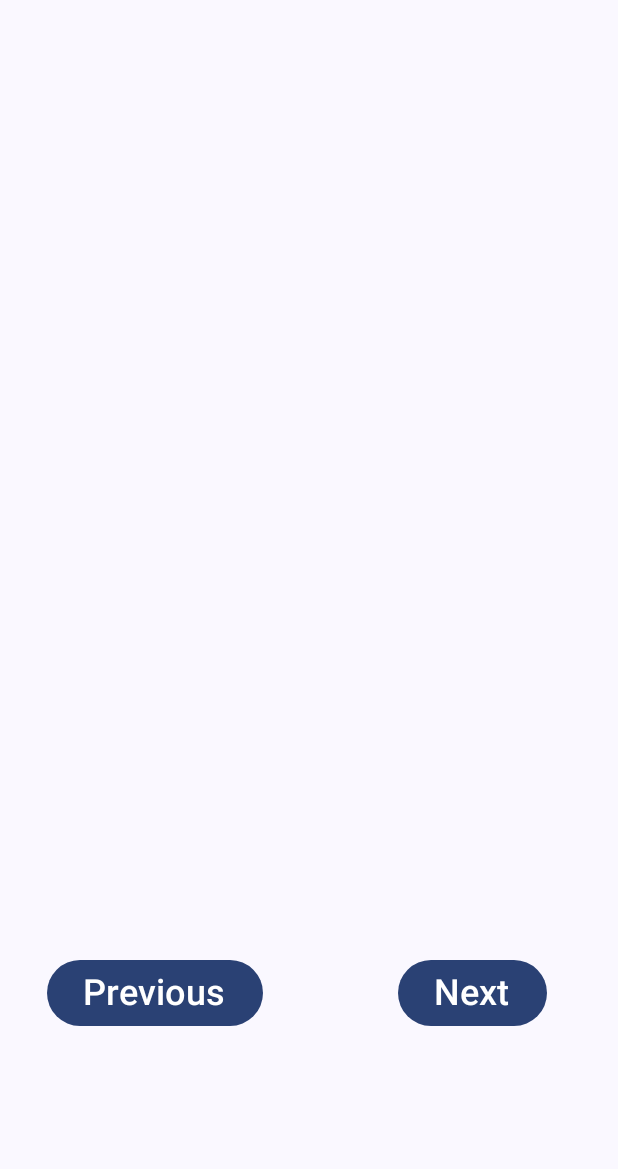
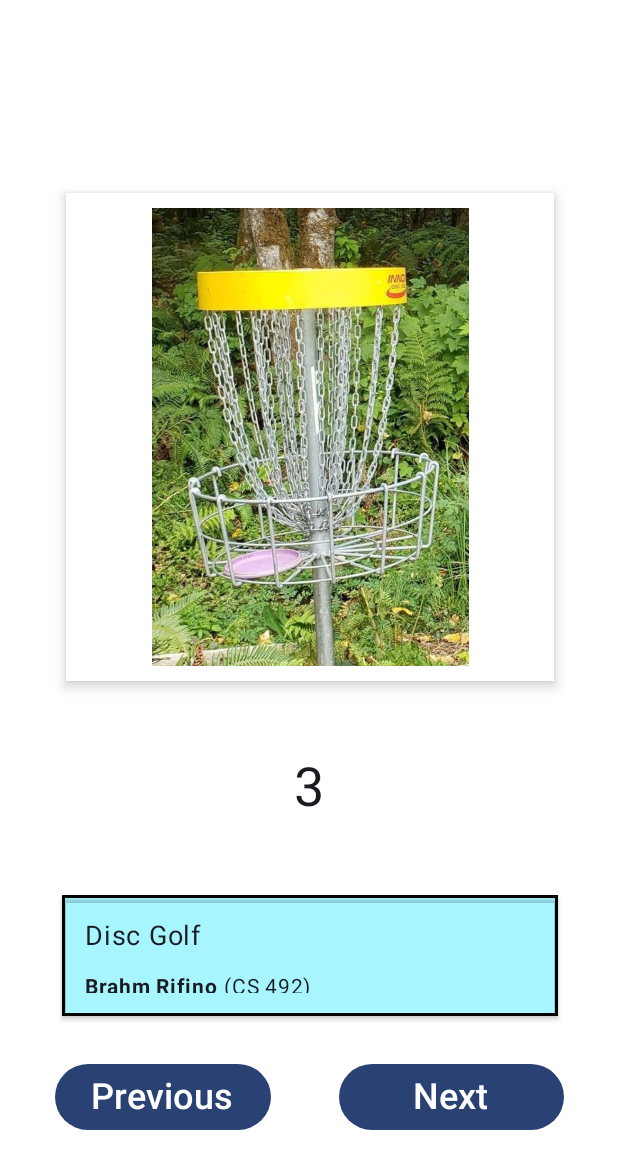
Before and after one commit to brifino/CS492-assignment-2, an Android app built with Jetpack Compose: the screen it shows after launch (MainActivity), on a phone screen of 412 x 824 dp. Shown: the top 1169 px of the screen. Run offline under Robolectric (Android 15) with nearby library versions, the phone set to English and light mode, and no system bars.

Commit message:
Image looks good. mostly done

```diff
--- a/app/src/main/java/com/example/assignment2/MainActivity.kt
+++ b/app/src/main/java/com/example/assignment2/MainActivity.kt
@@ -23,9 +23,18 @@ import androidx.compose.runtime.remember
 import androidx.compose.runtime.setValue
 import androidx.compose.ui.Alignment
 import androidx.compose.ui.Modifier
-import androidx.compose.ui.tooling.preview.Preview
 import androidx.compose.ui.unit.dp
 import androidx.compose.ui.unit.sp
+import androidx.compose.ui.res.painterResource
+import androidx.compose.foundation.Image
+import androidx.compose.foundation.background
+import androidx.compose.foundation.border
+import androidx.compose.foundation.layout.Box
+import androidx.compose.foundation.layout.size
+import androidx.compose.ui.draw.shadow
+import androidx.compose.ui.graphics.Color
+import androidx.compose.ui.text.font.FontWeight
+
 import com.example.assignment2.ui.theme.Assignment2Theme
 
 class MainActivity : ComponentActivity() {
@@ -36,7 +45,7 @@ class MainActivity : ComponentActivity() {
                 // A surface container using the 'background' color from the theme
                 Surface(
                     modifier = Modifier.fillMaxSize(),
-                    color = MaterialTheme.colorScheme.background
+                    color = Color.White
                 ) {
                     Counter()
                 }
@@ -56,20 +65,53 @@ fun Counter(modifier: Modifier = Modifier) {
 
 @Composable
 fun HandleCount(modifier: Modifier = Modifier) {
-    var count by remember { mutableStateOf(1) }
+    var count by remember { mutableStateOf(3) }
     Column(modifier = modifier, horizontalAlignment = Alignment.CenterHorizontally) {
-        Spacer(modifier = Modifier.height(500.dp))
+        Spacer(modifier = Modifier.height(75.dp))
+        Image(
+            painter = painterResource(id = R.drawable.dissc),
+            contentDescription = "App Logo",
+            modifier = Modifier.size(325.dp)
+                //.weight(1f)
+                .shadow(5.dp)
+                .border(10.dp, Color.White)
+        )
+        Spacer(modifier = Modifier.height(50.dp))
         Row(horizontalArrangement = Arrangement.SpaceAround) {
+            Text("$count", fontSize = (36.sp))
+        }
+        Spacer(modifier = Modifier.height(50.dp))
+        Box(
+            contentAlignment = Alignment.TopStart,
+            modifier = Modifier
+                .background(color = Color(0xFFa6f5ff))
+                .shadow(2.dp)
+                .border(width = 2.dp, color = Color.Black)
+                .padding(15.dp)
+                .width(300.dp)
+                .height(50.dp)
+        ) {
+            Column(horizontalAlignment = Alignment.Start) {
+                Text("Disc Golf", fontSize = (18.sp))
+                Spacer(modifier = Modifier.height(10.dp))
+                Row(horizontalArrangement = Arrangement.SpaceAround) {
+                    Text("Brahm Rifino ", fontSize = (14.sp), fontWeight = FontWeight.Bold)
+                    Text("(CS 492)", fontSize = (14.sp))
+                }
+            }
+        }
+        Spacer(modifier = Modifier.height(30.dp))
+        Row( modifier = Modifier.padding(bottom = 16.dp), horizontalArrangement = Arrangement.SpaceAround) {
             Button(
                 onClick = {
                     count -= 1
-                    if(count < 0){
-                        count = 0
+                    if(count < 1){
+                        count = 5
                     }}
             ) {
                 Text(text = "Previous", fontSize = 24.sp)
             }
-            Spacer(modifier = Modifier.width(90.dp))
+            Spacer(modifier = Modifier.width(45.dp))
             Button(
                 onClick = {
                     count += 1
@@ -77,7 +119,7 @@ fun HandleCount(modifier: Modifier = Modifier) {
                         count = 1
                     }
                 },
-                modifier = Modifier.padding(end = 16.dp)
+                modifier = Modifier.width(150.dp)
             ) {
                 Text(text = "Next", fontSize = 24.sp)
             }
```
Also changed, not shown: app/src/main/res/drawable/dissc.jpg.
